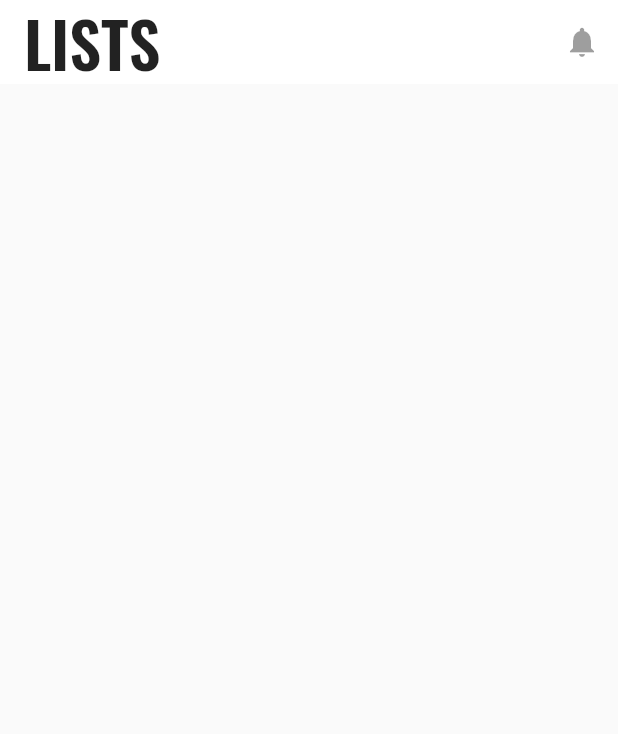
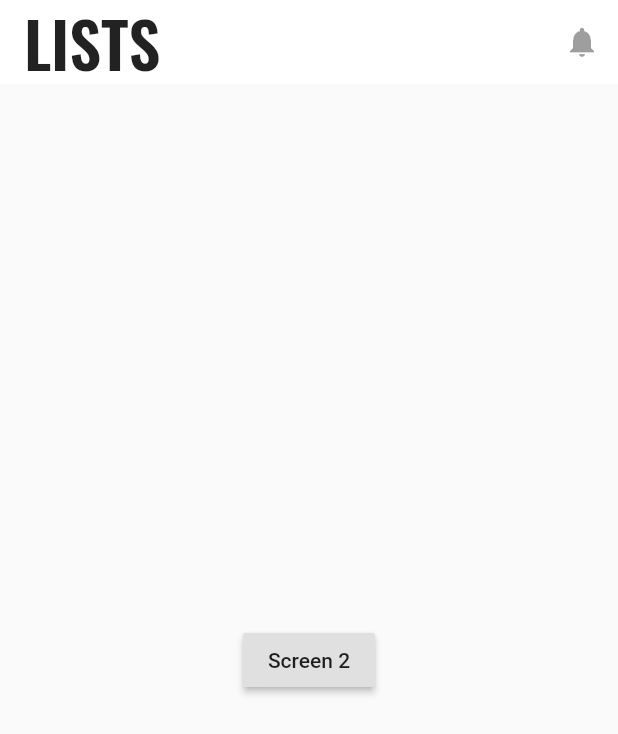
Before and after one commit to RobbeBuyle/PassionProject, a Flutter app: the screen it shows after launch, on a phone screen of 412 x 824 dp. Shown: the top 734 px of the screen. Run offline on Flutter 3.47's test engine with Material 2 defaults, Android fonts, the phone set to English and light mode, and no system bars; our stand-ins replace flutter_mobx, mobx; generated files the repository leaves out were written again.

Commit message:
added darkmode to design and tested out mobx and navigator

```diff
--- a/tick/lib/main.dart
+++ b/tick/lib/main.dart
@@ -1,4 +1,5 @@
 import 'package:flutter/material.dart';
+import 'package:tick/screens/discover_screen.dart';
 import 'screens/list_screen.dart';
 
 void main() => runApp(MyApp());
@@ -9,7 +10,11 @@ class MyApp extends StatelessWidget {
     return MaterialApp(
       title: 'Tick',
       theme: _configureThemeData(),
-      home: ListScreen(),
+      initialRoute: '/',
+      routes: {
+        '/': (context) => ListScreen(),
+        '/discover': (context) => DiscoverScreen(),
+      },
     );
   }
 
--- a/tick/lib/screens/discover_screen.dart
+++ b/tick/lib/screens/discover_screen.dart
@@ -25,6 +25,15 @@ class _DiscoverScreenState extends State<DiscoverScreen> {
           )
         ],
       ),
+      body: Center(
+        child: RaisedButton(
+          child: Text('Screen 1'),
+          onPressed: () {
+            print('nav to screen 1');
+            Navigator.pushNamed(context, '/');
+          },
+        ),
+      ),
     );
   }
 }
--- a/tick/lib/screens/list_screen.dart
+++ b/tick/lib/screens/list_screen.dart
@@ -25,6 +25,15 @@ class _ListScreenState extends State<ListScreen> {
           )
         ],
       ),
+      body: Center(
+        child: RaisedButton(
+          child: Text('Screen 2'),
+          onPressed: () {
+            print('nav to screen 2');
+            Navigator.pushNamed(context, '/discover');
+          },
+        ),
+      ),
     );
   }
 }
```
Also changed, not shown: tests/mobx_test/lib/main.dart (added, +13 -0 lines), tests/mobx_test/lib/pages/counter_page.dart (added, +38 -0 lines), tests/mobx_test/lib/store/counter/counter.dart (added, +26 -0 lines), tests/mobx_test/pubspec.yaml (added, +72 -0 lines), tests/mobx_test/lib/store/counter/counter.g.dart (added), tick/lib/screens/account_screen.dart (added), tick/lib/screens/create_screen.dart (added), 1 other file.
